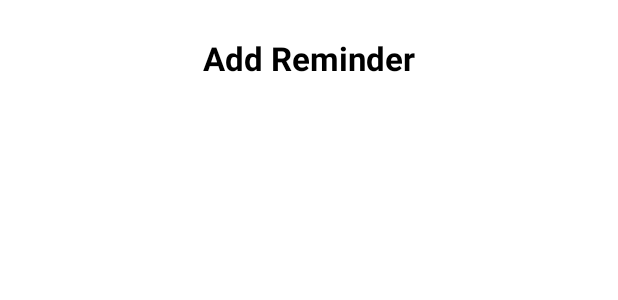
After one commit to virendersran01/MediStore, an Android app: the layout fragment_add_reminder.xml on its own in the app's theme, with its tools: preview values and no code run, on a phone screen of 412 x 824 dp. The commit adds this screen. Shown: the top 300 px of the screen. Run offline under Robolectric (Android 15) with nearby library versions, the phone set to English and light mode, and no system bars.

Commit message:
Added fragment for add reminder.

```diff
--- /dev/null
+++ b/app/src/main/java/com/virtualstudios/medistore/ui/fragments/AddReminderFragment.java
@@ -0,0 +1,23 @@
+package com.virtualstudios.medistore.ui.fragments;
+
+import android.os.Bundle;
+
+import androidx.fragment.app.Fragment;
+
+import android.view.LayoutInflater;
+import android.view.View;
+import android.view.ViewGroup;
+
+import com.virtualstudios.medistore.R;
+
+
+public class AddReminderFragment extends Fragment {
+
+
+    @Override
+    public View onCreateView(LayoutInflater inflater, ViewGroup container,
+                             Bundle savedInstanceState) {
+        // Inflate the layout for this fragment
+        return inflater.inflate(R.layout.fragment_add_reminder, container, false);
+    }
+}
--- /dev/null
+++ b/app/src/main/res/layout/fragment_add_reminder.xml
@@ -0,0 +1,34 @@
+<?xml version="1.0" encoding="utf-8"?>
+<ScrollView xmlns:android="http://schemas.android.com/apk/res/android"
+    xmlns:app="http://schemas.android.com/apk/res-auto"
+    xmlns:tools="http://schemas.android.com/tools"
+    android:layout_width="match_parent"
+    android:layout_height="match_parent"
+    tools:context=".ui.fragments.AddReminderFragment">
+
+    <androidx.constraintlayout.widget.ConstraintLayout
+        android:layout_width="match_parent"
+        android:layout_height="wrap_content">
+
+        <TextView
+            android:id="@+id/textHeader"
+            android:layout_width="0dp"
+            android:layout_height="wrap_content"
+            android:layout_marginStart="16dp"
+            android:layout_marginTop="24dp"
+            android:layout_marginEnd="16dp"
+            android:gravity="center"
+            android:text="Add Reminder"
+            android:textColor="@android:color/black"
+            android:textSize="22sp"
+            android:textStyle="bold"
+            app:layout_constraintEnd_toEndOf="parent"
+            app:layout_constraintStart_toStartOf="parent"
+            app:layout_constraintTop_toTopOf="parent"/>
+
+
+
+
+    </androidx.constraintlayout.widget.ConstraintLayout>
+
+</ScrollView>
--- a/app/src/main/res/navigation/nav_graph.xml
+++ b/app/src/main/res/navigation/nav_graph.xml
@@ -10,5 +10,10 @@
         android:name="com.virtualstudios.medistore.ui.fragments.HomeFragment"
         android:label="Home"
         tools:layout="@layout/fragment_home" />
+    <fragment
+        android:id="@+id/addReminderFragment"
+        android:name="com.virtualstudios.medistore.ui.fragments.AddReminderFragment"
+        android:label="Add Reminder"
+        tools:layout="@layout/fragment_add_reminder" />
 
 </navigation>
```
